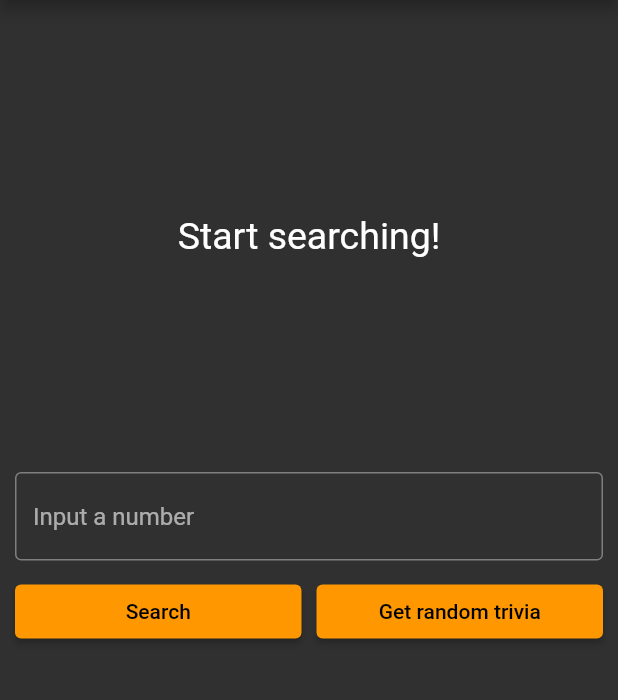
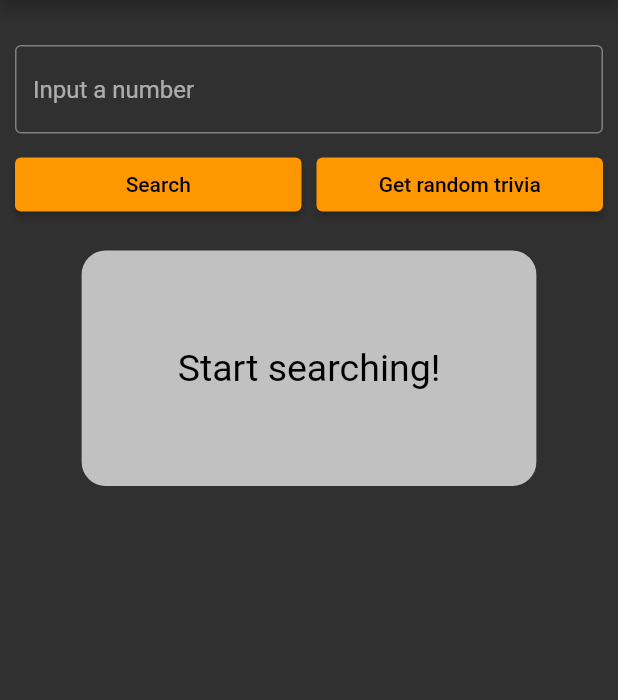
Before and after one commit to lpusz/Number-Trivia, a Flutter app: the screen it shows after launch, on a phone screen of 412 x 824 dp, the part 84-784 px from its top. Run offline on Flutter 3.47's test engine with Material 2 defaults, Android fonts, the phone set to English and light mode, and no system bars; our stand-ins replace dartz, data_connection_checker, dio, equatable, flutter_bloc, get_it and 3 more; generated files the repository leaves out were written again.

Commit message:
Basic UI clean up v2

```diff
--- a/lib/core/error/failures_messages.dart
+++ b/lib/core/error/failures_messages.dart
@@ -1,4 +1,4 @@
 const String serverFailureMessage = 'Server Failure';
 const String cacheFailureMessage = 'Cache Failure';
 const String invalidInputFailureMessage =
-    'Invalid input - The number must be a positive integer or zero.';
+    'Invalid input\n\nThe number must be a positive integer or zero.';
--- a/lib/features/number_trivia/presentation/pages/number_trivia_page.dart
+++ b/lib/features/number_trivia/presentation/pages/number_trivia_page.dart
@@ -34,10 +34,10 @@ class NumberTriviaPage extends StatelessWidget {
   Widget _buildList() {
     return ListView(
       children: const [
-        SizedBox(height: 10),
-        TriviaBuilder(),
         SizedBox(height: 20),
         TriviaControls(),
+        SizedBox(height: 20),
+        TriviaBuilder(),
       ],
     );
   }
--- a/lib/features/number_trivia/presentation/widgets/message_display.dart
+++ b/lib/features/number_trivia/presentation/widgets/message_display.dart
@@ -10,10 +10,19 @@ class MessageDisplay extends StatelessWidget {
     final height = MediaQuery.of(context).size.height / 3;
 
     return SizedBox(
-      height: height,
+      // height: height,
       child: Center(
         child: SingleChildScrollView(
-          child: _text(),
+          child: Container(
+            padding: const EdgeInsets.all(64),
+            decoration: const BoxDecoration(
+              color: Colors.white70,
+              borderRadius: BorderRadius.all(
+                Radius.circular(16),
+              ),
+            ),
+            child: _text(),
+          ),
         ),
       ),
     );
@@ -22,7 +31,10 @@ class MessageDisplay extends StatelessWidget {
   Text _text() {
     return Text(
       message,
-      style: const TextStyle(fontSize: 25),
+      style: const TextStyle(
+        fontSize: 25,
+        color: Colors.black,
+      ),
       textAlign: TextAlign.center,
     );
   }
```
Also changed, not shown: lib/features/number_trivia/presentation/widgets/trivia_display.dart (+3 -12 lines).
